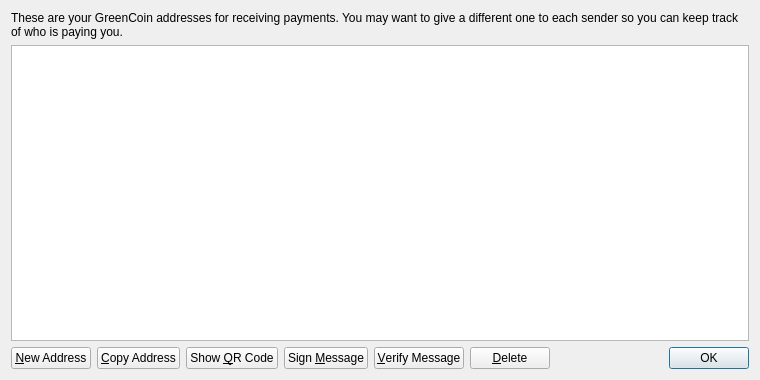
Qt form src/qt/forms/addressbookpage.ui (landcoin-ldc/landcoin) before a commit.
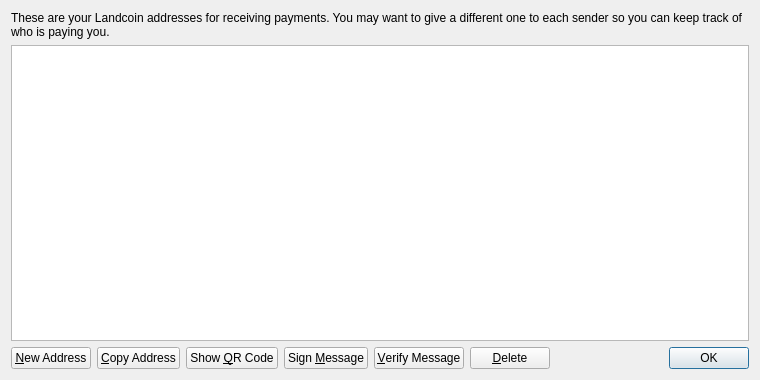
The same form after that commit.

Commit message: landcoin implementation

The edit to the form file:
```diff
--- a/src/qt/forms/addressbookpage.ui
+++ b/src/qt/forms/addressbookpage.ui
@@ -17,7 +17,7 @@
    <item>
     <widget class="QLabel" name="labelExplanation">
      <property name="text">
-      <string>These are your GreenCoin addresses for receiving payments. You may want to give a different one to each sender so you can keep track of who is paying you.</string>
+      <string>These are your Landcoin addresses for receiving payments. You may want to give a different one to each sender so you can keep track of who is paying you.</string>
      </property>
      <property name="textFormat">
       <enum>Qt::PlainText</enum>
```
Left out of the diff: 4 changed lines with no effect on the pictures. The commit also changes 201 other files.
